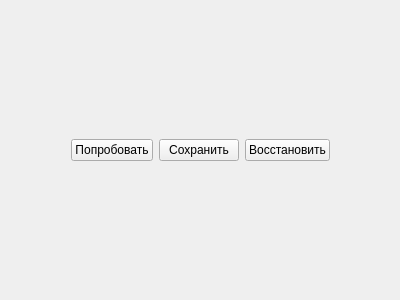
Qt form src/core/corewidget/editorsettingsdatabase.ui (Arox/makler) before a commit.
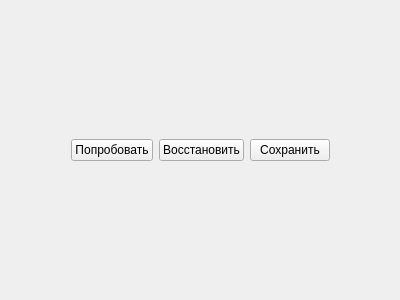
The same form after that commit.

The edit to the form file:
```diff
--- a/src/core/corewidget/editorsettingsdatabase.ui
+++ b/src/core/corewidget/editorsettingsdatabase.ui
@@ -52,16 +52,16 @@
         </widget>
        </item>
        <item>
-        <widget class="QPushButton" name="mpSave">
+        <widget class="QPushButton" name="mpRestore">
          <property name="text">
-          <string>Сохранить</string>
+          <string>Восстановить</string>
          </property>
         </widget>
        </item>
        <item>
-        <widget class="QPushButton" name="mpRestore">
+        <widget class="QPushButton" name="mpSave">
          <property name="text">
-          <string>Восстановить</string>
+          <string>Сохранить</string>
          </property>
         </widget>
        </item>
```
